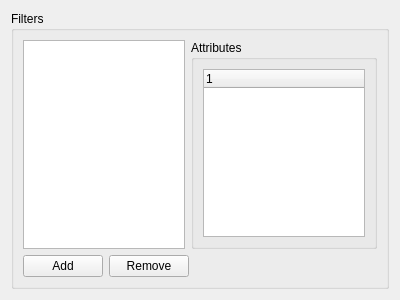
Old version of the form src/plugins/help/filtersettingspage.ui in the repository qt-creator/qt-creator.
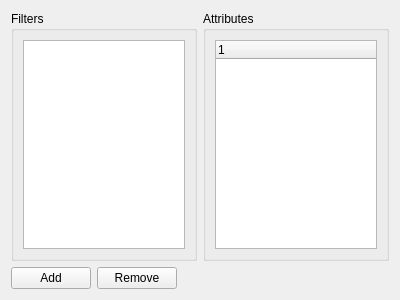
New version of the form.

What changed in the file:
```diff
--- a/src/plugins/help/filtersettingspage.ui
+++ b/src/plugins/help/filtersettingspage.ui
@@ -9,21 +9,24 @@
     <height>300</height>
    </rect>
   </property>
-  <layout class="QGridLayout" name="gridLayout" >
-   <item row="0" column="0" >
-    <widget class="QGroupBox" name="groupBox" >
-     <property name="title" >
+  <layout class="QVBoxLayout" name="verticalLayout_2">
+   <item>
+    <layout class="QHBoxLayout" name="horizontalLayout_3">
+     <item>
+      <widget class="QGroupBox" name="groupBox">
+       <property name="title">
       <string>Filters</string>
      </property>
-     <layout class="QVBoxLayout" name="verticalLayout_2" >
+       <layout class="QHBoxLayout" name="horizontalLayout_2">
       <item>
-       <layout class="QHBoxLayout" name="horizontalLayout_2" >
-        <item>
-         <widget class="QListWidget" name="filterWidget" />
+         <widget class="QListWidget" name="filterWidget"/>
         </item>
+       </layout>
+      </widget>
+     </item>
         <item>
-         <widget class="QGroupBox" name="groupBox_2" >
-          <property name="title" >
+      <widget class="QGroupBox" name="groupBox_2">
+       <property name="title">
            <string>Attributes</string>
           </property>
           <layout class="QVBoxLayout" name="verticalLayout" >
@@ -80,9 +83,6 @@
          </spacer>
         </item>
        </layout>
-      </item>
-     </layout>
-    </widget>
    </item>
   </layout>
  </widget>
```
Left out of the diff: 35 changed lines with no effect on the pictures. Lines whose indentation alone changed are shown as unchanged.
